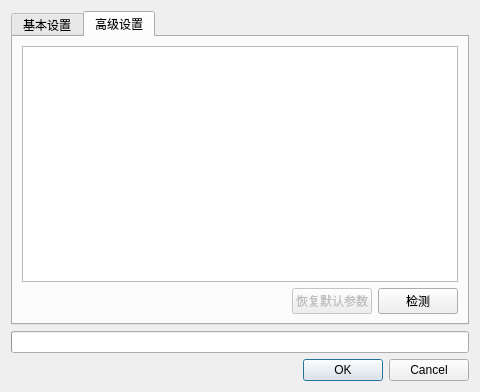
The window that projects/gui/ui/engineconfigdlg.ui (leedavid/QTggchess) describes before a commit, drawn with Qt 5.
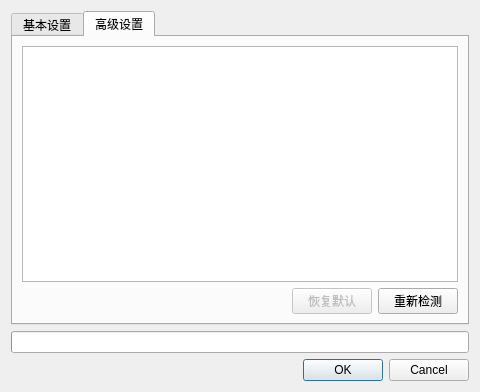
The same window after the commit.

Patch:
```diff
--- a/projects/gui/ui/engineconfigdlg.ui
+++ b/projects/gui/ui/engineconfigdlg.ui
@@ -186,7 +186,7 @@
             <string>Restore the default value for each option</string>
            </property>
            <property name="text">
-            <string>恢复默认参数</string>
+            <string>恢复默认</string>
            </property>
           </widget>
          </item>
@@ -196,7 +196,7 @@
             <string>Detect the engine's options and supported features</string>
            </property>
            <property name="text">
-            <string>检测</string>
+            <string>重新检测</string>
            </property>
           </widget>
          </item>
```
Left out of the diff: 11 changed lines with no effect on the pictures.
